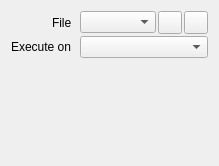
Old version of the form src/session/ScriptProperties.ui in the repository houmain/gpupad.
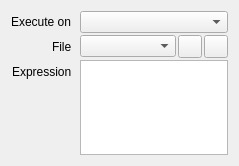
New version of the form. Icons and pictures are not drawn. Custom widgets are drawn as their Qt base class.

Commit message: Script expression

```diff
--- a/src/session/ScriptProperties.ui
+++ b/src/session/ScriptProperties.ui
@@ -6,7 +6,7 @@
    <rect>
     <x>0</x>
     <y>0</y>
-    <width>219</width>
+    <width>239</width>
     <height>166</height>
    </rect>
   </property>
@@ -34,14 +34,14 @@
      <property name="bottomMargin">
       <number>0</number>
      </property>
-     <item row="0" column="0">
+     <item row="1" column="0">
       <widget class="QLabel" name="labelFile">
        <property name="text">
         <string>File</string>
        </property>
       </widget>
      </item>
-     <item row="0" column="1">
+     <item row="1" column="1">
       <widget class="QWidget" name="widgetFile" native="true">
        <layout class="QHBoxLayout" name="horizontalLayout_6">
         <property name="spacing">
@@ -99,16 +99,26 @@
        </layout>
       </widget>
      </item>
-     <item row="1" column="0">
+     <item row="0" column="0">
       <widget class="QLabel" name="labelExecuteOn">
        <property name="text">
         <string>Execute on</string>
        </property>
       </widget>
      </item>
-     <item row="1" column="1">
+     <item row="0" column="1">
       <widget class="DataComboBox" name="executeOn"/>
      </item>
+     <item row="2" column="0">
+      <widget class="QLabel" name="labelExpression">
+       <property name="text">
+        <string>Expression</string>
+       </property>
+      </widget>
+     </item>
+     <item row="2" column="1">
+      <widget class="ExpressionEditor" name="expression"/>
+     </item>
     </layout>
    </item>
   </layout>
@@ -124,6 +134,11 @@
    <extends>QComboBox</extends>
    <header>session/DataComboBox.h</header>
   </customwidget>
+  <customwidget>
+   <class>ExpressionEditor</class>
+   <extends>QPlainTextEdit</extends>
+   <header>session/ExpressionEditor.h</header>
+  </customwidget>
  </customwidgets>
  <resources>
   <include location="../resources.qrc"/>
```
The commit also changes 7 other files.
